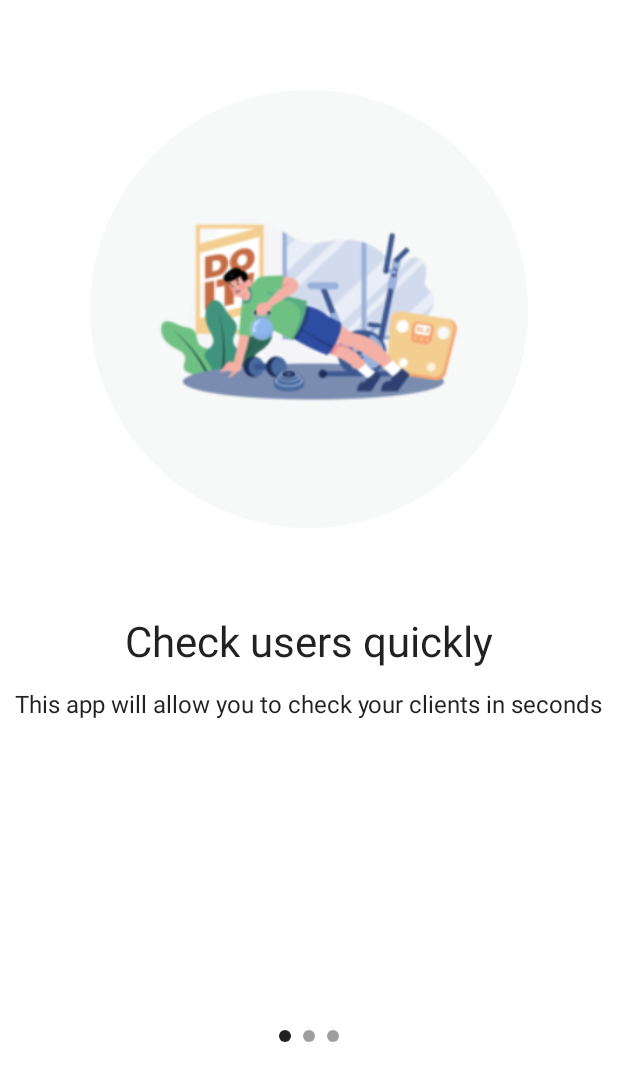
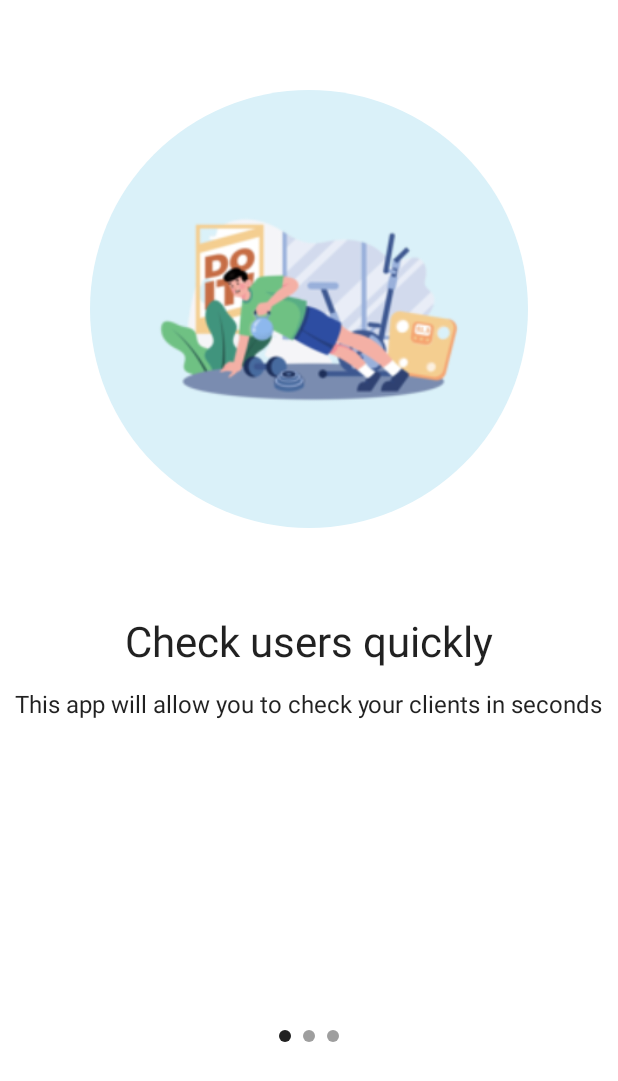
Before and after one commit to zvonacusbrle/ClientTracker, an Android app built with Jetpack Compose: the screen it shows after launch (MainActivity), on a phone screen of 412 x 824 dp. Shown: the top 1081 px of the screen. Run offline under Robolectric (Android 15) with nearby library versions, the phone set to English and light mode, and no system bars; our stand-ins replace Dagger/Hilt's generated code, accompanist.

Commit message:
Add custom color to onboarding

```diff
--- a/app/src/main/java/android/tvz/hr/clienttracker/onboarding/screen/WelcomeScreen.kt
+++ b/app/src/main/java/android/tvz/hr/clienttracker/onboarding/screen/WelcomeScreen.kt
@@ -4,7 +4,6 @@ import android.graphics.Color.parseColor
 import android.tvz.hr.clienttracker.navigation.Screen
 import android.tvz.hr.clienttracker.onboarding.util.OnBoardingPage
 import android.tvz.hr.clienttracker.onboarding.util.OnboardingPrefs
-import android.tvz.hr.clienttracker.ui.theme.backgroundColor
 import androidx.compose.animation.AnimatedVisibility
 import androidx.compose.foundation.Image
 import androidx.compose.foundation.background
@@ -65,8 +64,10 @@ fun WelcomeScreen(
             pagerState = pagerState
         )
         FinishButton(
-            modifier = Modifier.weight(1f),
+            modifier = Modifier
+                .weight(1f),
             pagerState = pagerState
+
         ) {
             scope.launch {
                 dataStore.saveOnboarding(completed = true)
@@ -88,9 +89,11 @@ fun FinishButton(
         modifier = modifier
             .padding(5.dp)
 
+
     ) {
         AnimatedVisibility(
-            modifier = Modifier.fillMaxWidth(),
+            modifier = Modifier
+                .fillMaxWidth(),
             visible = pagerState.currentPage == 2
         ) {
             Button(
@@ -99,7 +102,6 @@ fun FinishButton(
                     .height(68.dp)
                     .width(100.dp)
                     .align(Alignment.Center)
-                    .background(MaterialTheme.colors.backgroundColor),
             ) {
                 Text(text = "Finish", color = Color.White)
             }
@@ -123,7 +125,7 @@ fun PagerScreen(onBoardingPage: OnBoardingPage) {
                 .fillMaxSize()
                 .aspectRatio(1f)
                 .background(
-                    color = MaterialTheme.colors.backgroundColor, shape = CircleShape
+                    color = MaterialTheme.colors.primary, shape = CircleShape
                 ),
             contentAlignment = Alignment.Center
         ) {
--- a/app/src/main/java/android/tvz/hr/clienttracker/onboarding/util/OnBoardingPage.kt
+++ b/app/src/main/java/android/tvz/hr/clienttracker/onboarding/util/OnBoardingPage.kt
@@ -2,27 +2,31 @@ package android.tvz.hr.clienttracker.onboarding.util
 
 import android.tvz.hr.clienttracker.R
 import androidx.annotation.DrawableRes
+import androidx.compose.ui.graphics.Color
 
 
 sealed class OnBoardingPage(
     @DrawableRes
     val image: Int,
     val title: String,
-    val contentDescription: String
+    val contentDescription: String,
 ) {
     object FirstScreen : OnBoardingPage(
-        image =R.drawable.first_screen_onboarding_picture_10,
+        image = R.drawable.first_screen_onboarding_picture_10,
         title = "Check users quickly" ,
-        contentDescription = "This app will allow you to check your clients in seconds"
+        contentDescription = "This app will allow you to check your clients in seconds",
     )
     object SecondScreen : OnBoardingPage(
         image =R.drawable.second_screen_onboarding_picture_10,
         title =  "",
-        contentDescription = "Insert or delete clients to update your client list"
+        contentDescription = "Insert or delete clients to update your client list",
     )
     object ThirdScreen : OnBoardingPage(
         image = R.drawable.third_screen_onboarding_picture_10,
         title = "" ,
-        contentDescription = "Thank you for installing this application"
+        contentDescription = "Thank you for installing this application",
     )
 }
+
+val String.color
+    get() = Color(android.graphics.Color.parseColor(this))
--- a/app/src/main/java/android/tvz/hr/clienttracker/ui/theme/Color.kt
+++ b/app/src/main/java/android/tvz/hr/clienttracker/ui/theme/Color.kt
@@ -1,6 +1,5 @@
 package android.tvz.hr.clienttracker.ui.theme
 
-import androidx.compose.material.Colors
 import androidx.compose.ui.graphics.Color
 
 val Purple200 = Color(0xFFBB86FC)
@@ -9,8 +8,5 @@ val Purple700 = Color(0xFF3700B3)
 val Teal200 = Color(0xFF03DAC5)
 
 val BG_Color = Color(0xFFf7f8f8)
-val light_purple = Color(0xFFdfe3f6)
-
-
-val Colors.backgroundColor
-get() = BG_Color
+val light_blue = Color(0xFFdaf1f9)
+val orange = Color(0xFFe37a56)
--- a/app/src/main/java/android/tvz/hr/clienttracker/ui/theme/Theme.kt
+++ b/app/src/main/java/android/tvz/hr/clienttracker/ui/theme/Theme.kt
@@ -5,16 +5,18 @@ import androidx.compose.material.MaterialTheme
 import androidx.compose.material.darkColors
 import androidx.compose.material.lightColors
 import androidx.compose.runtime.Composable
+import androidx.compose.ui.graphics.Color
+
 
 private val DarkColorPalette = darkColors(
-    primary = Purple200,
-    primaryVariant = Purple700,
+    primary = light_blue,
+    primaryVariant = orange,
     secondary = Teal200
 )
 
 private val LightColorPalette = lightColors(
-    primary = Purple500,
-    primaryVariant = Purple700,
+    primary = light_blue,
+    primaryVariant = orange,
     secondary = Teal200
 
 
```
